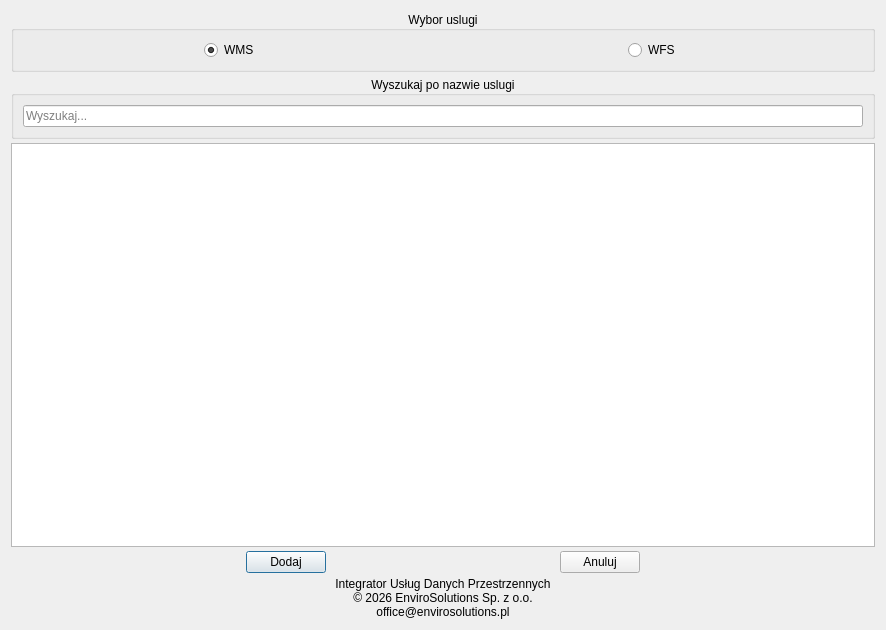
The window that integrator_uslug_danych_przestrzennych_dialog_base.ui (envirosolutionspl/integrator_uslug_danych_przestrzennych) describes before a commit, drawn with Qt 5.
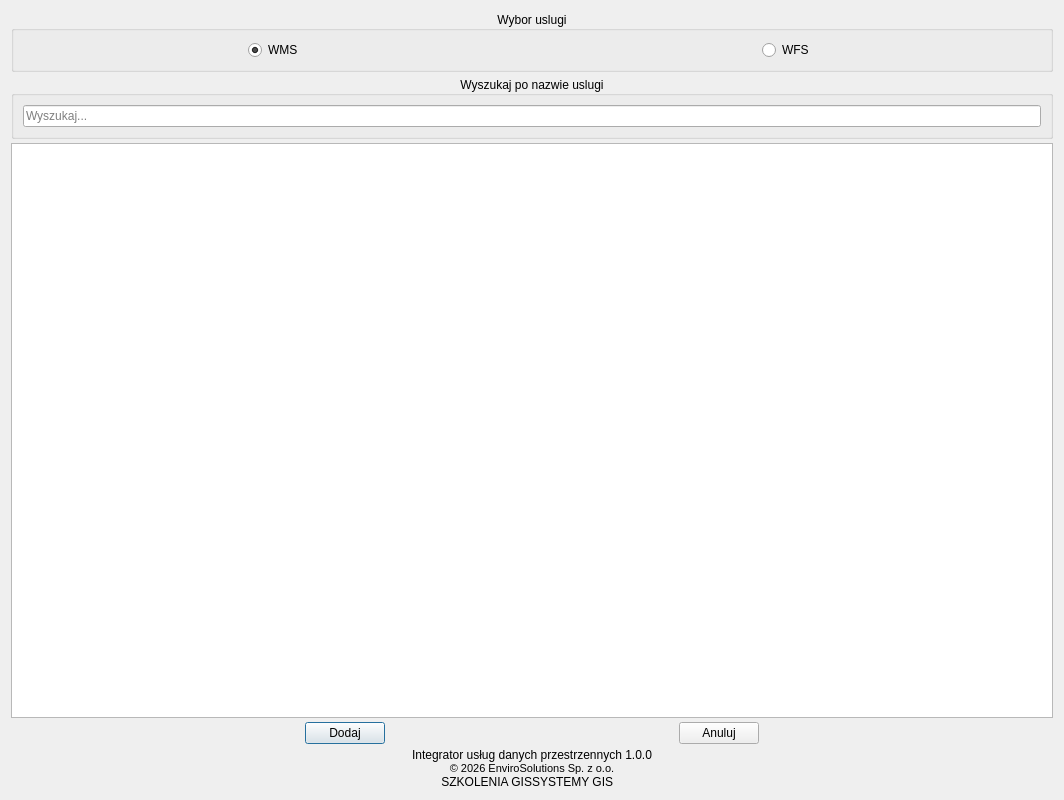
The same window after the commit. Icons and pictures are not drawn.

Patch:
```diff
--- a/integrator_uslug_danych_przestrzennych_dialog_base.ui
+++ b/integrator_uslug_danych_przestrzennych_dialog_base.ui
@@ -6,8 +6,8 @@
    <rect>
     <x>0</x>
     <y>0</y>
-    <width>886</width>
-    <height>630</height>
+    <width>1064</width>
+    <height>800</height>
    </rect>
   </property>
   <property name="maximumSize">
@@ -172,35 +172,88 @@
      </item>
      <item>
       <layout class="QGridLayout" name="gridLayout_11">
-       <item row="0" column="0">
-        <widget class="QLabel" name="lbl_pluginVersion">
-         <property name="text">
-          <string>Integrator Usług Danych Przestrzennych</string>
-         </property>
-         <property name="alignment">
-          <set>Qt::AlignCenter</set>
-         </property>
-        </widget>
-       </item>
+       <item row="3" column="0">
+        <layout class="QGridLayout" name="gridLayout_4">
        <item row="1" column="0">
-        <widget class="QLabel" name="lbl_copyrights_3">
+          <widget class="QLabel" name="label_3">
+           <property name="font">
+            <font>
+             <pointsize>8</pointsize>
+            </font>
+           </property>
          <property name="text">
           <string>© 2026 EnviroSolutions Sp. z o.o.</string>
          </property>
          <property name="alignment">
           <set>Qt::AlignCenter</set>
          </property>
+           <property name="textInteractionFlags">
+            <set>Qt::LinksAccessibleByMouse</set>
+           </property>
+          </widget>
+         </item>
+         <item row="0" column="0">
+          <widget class="QLabel" name="label_4">
+           <property name="maximumSize">
+            <size>
+             <width>16777215</width>
+             <height>15</height>
+            </size>
+           </property>
+           <property name="text">
+            <string>Integrator usług danych przestrzennych 1.0.0</string>
+           </property>
+           <property name="alignment">
+            <set>Qt::AlignCenter</set>
+           </property>
+           <property name="textInteractionFlags">
+            <set>Qt::LinksAccessibleByMouse</set>
+           </property>
         </widget>
        </item>
        <item row="2" column="0">
-        <widget class="QLabel" name="lbl_email_3">
+          <layout class="QHBoxLayout" name="horizontalLayout_3">
+           <item>
+            <widget class="QLabel" name="label">
          <property name="text">
-          <string>office@envirosolutions.pl</string>
-         </property>
+              <string>&lt;html&gt;&lt;head/&gt;&lt;body&gt;&lt;p&gt;&lt;a href=&quot;https://envirosolutions.pl/oferta-szkoleniowa/?utm_source=stopka&amp;utm_medium=wtyczka&amp;utm_campaign=organic&amp;utm_term=uldk_gugik&quot;&gt;&lt;span style=&quot; text-decoration: underline; color:#0000ff;&quot;&gt;SZKOLENIA GIS&lt;/span&gt;&lt;/a&gt;&lt;/p&gt;&lt;/body&gt;&lt;/html&gt;</string>
+             </property>
+             <property name="textFormat">
+              <enum>Qt::RichText</enum>
+             </property>
          <property name="alignment">
-          <set>Qt::AlignCenter</set>
-         </property>
-        </widget>
+              <set>Qt::AlignRight|Qt::AlignTrailing|Qt::AlignVCenter</set>
+             </property>
+             <property name="openExternalLinks">
+              <bool>true</bool>
+             </property>
+             <property name="textInteractionFlags">
+              <set>Qt::TextBrowserInteraction</set>
+             </property>
+            </widget>
+           </item>
+           <item>
+            <widget class="QLabel" name="label_2">
+             <property name="text">
+              <string>&lt;html&gt;&lt;head/&gt;&lt;body&gt;&lt;p&gt;&lt;a href=&quot;https://envirosolutions.pl/systemy-opensource-gis/?utm_source=stopka&amp;utm_medium=wtyczka&amp;utm_campaign=organic&amp;utm_term=uldk_gugik&quot;&gt;&lt;span style=&quot; text-decoration: underline; color:#0000ff;&quot;&gt;SYSTEMY GIS&lt;/span&gt;&lt;/a&gt;&lt;/p&gt;&lt;/body&gt;&lt;/html&gt;</string>
+             </property>
+             <property name="textFormat">
+              <enum>Qt::RichText</enum>
+             </property>
+             <property name="alignment">
+              <set>Qt::AlignLeading|Qt::AlignLeft|Qt::AlignVCenter</set>
+             </property>
+             <property name="openExternalLinks">
+              <bool>true</bool>
+             </property>
+             <property name="textInteractionFlags">
+              <set>Qt::TextBrowserInteraction</set>
+             </property>
+            </widget>
+           </item>
+          </layout>
+         </item>
+        </layout>
        </item>
       </layout>
      </item>
```
Left out of the diff: 10 changed lines with no effect on the pictures. Lines whose indentation alone changed are shown as unchanged.
